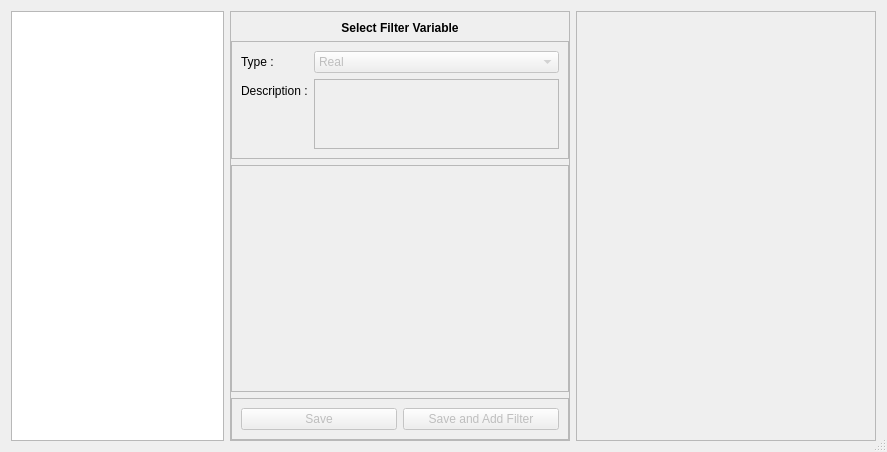
First picture: the form in braviz/interaction/qt_guis/add_filter_dialog.ui, repository diego0020/braviz-app, before the edit.
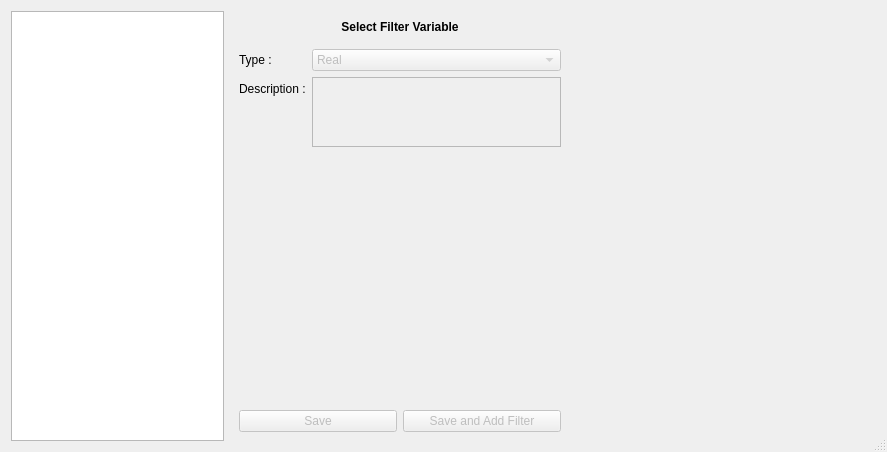
Second picture: the form after the edit.

```diff
--- a/braviz/interaction/qt_guis/add_filter_dialog.ui
+++ b/braviz/interaction/qt_guis/add_filter_dialog.ui
@@ -75,7 +75,7 @@
       </size>
      </property>
      <property name="frameShape">
-      <enum>QFrame::StyledPanel</enum>
+      <enum>QFrame::NoFrame</enum>
      </property>
      <property name="frameShadow">
       <enum>QFrame::Raised</enum>
@@ -115,7 +115,7 @@
       <item>
        <widget class="QFrame" name="frame_2">
         <property name="frameShape">
-         <enum>QFrame::StyledPanel</enum>
+         <enum>QFrame::NoFrame</enum>
         </property>
         <property name="frameShadow">
          <enum>QFrame::Raised</enum>
@@ -180,7 +180,7 @@
          </size>
         </property>
         <property name="frameShape">
-         <enum>QFrame::StyledPanel</enum>
+         <enum>QFrame::NoFrame</enum>
         </property>
         <property name="frameShadow">
          <enum>QFrame::Raised</enum>
@@ -201,7 +201,7 @@
       <item>
        <widget class="QFrame" name="frame_4">
         <property name="frameShape">
-         <enum>QFrame::StyledPanel</enum>
+         <enum>QFrame::NoFrame</enum>
         </property>
         <property name="frameShadow">
          <enum>QFrame::Raised</enum>
@@ -242,7 +242,7 @@
       </size>
      </property>
      <property name="frameShape">
-      <enum>QFrame::StyledPanel</enum>
+      <enum>QFrame::NoFrame</enum>
      </property>
      <property name="frameShadow">
       <enum>QFrame::Raised</enum>
```
